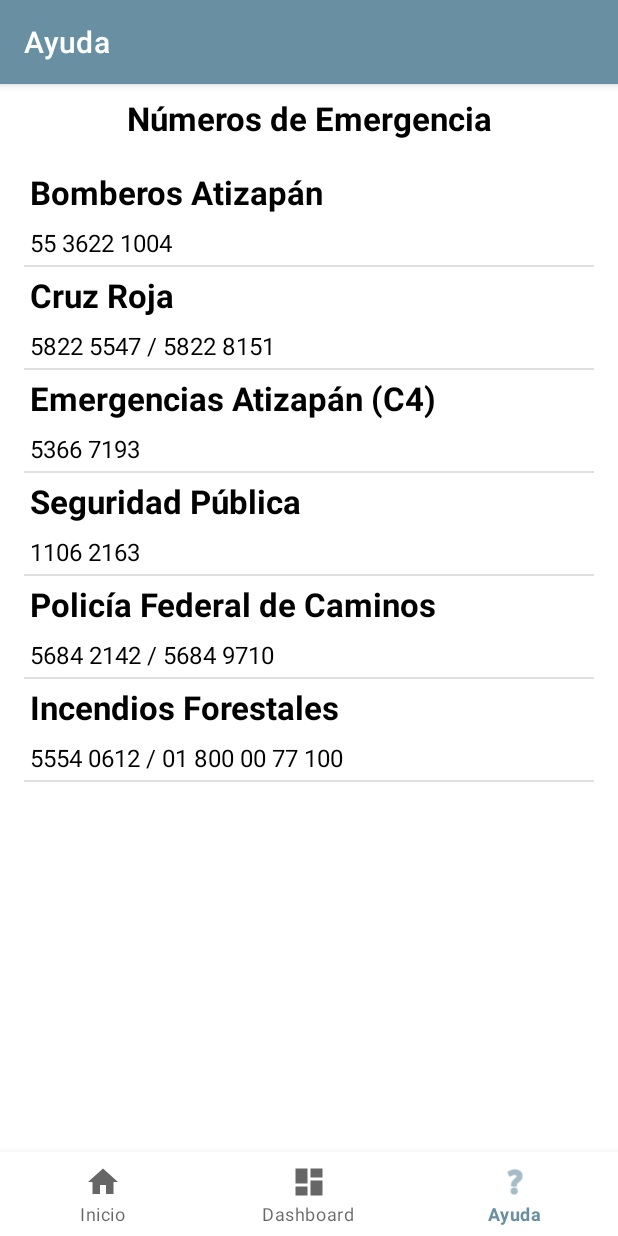
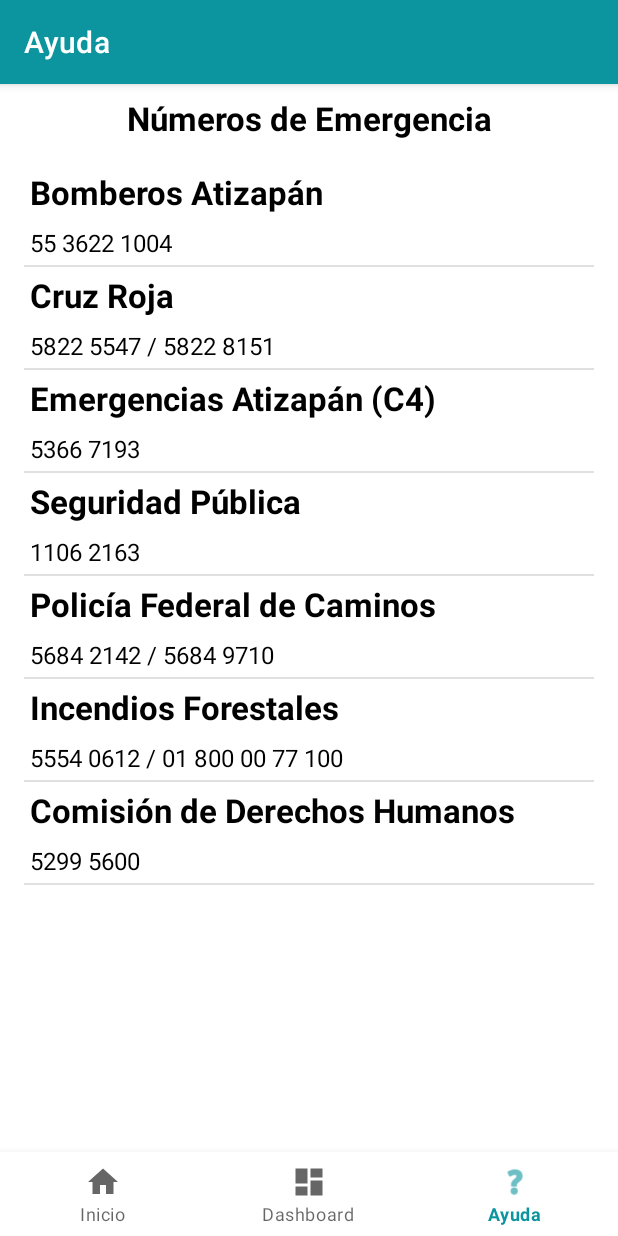
Before and after one commit to A01751272/Avizapan2_rep, an Android app: the NotificationsFragment screen opened through its navigation route, on a phone screen of 412 x 824 dp. Run offline under Robolectric (Android 15) with nearby library versions, the phone set to English and light mode, and no system bars; our stand-ins replace navigation-ui; pictures from the network do not load.

Commit message:
Configuración de archivo (dependencias, plugins) para añadir el mapa de forma correcta

```diff
--- a/app/build.gradle
+++ b/app/build.gradle
@@ -2,6 +2,8 @@ plugins {
     id 'com.android.application'
     id 'org.jetbrains.kotlin.android'
     id 'androidx.navigation.safeargs.kotlin'
+    // Para el API del mapa
+    id 'com.google.android.libraries.mapsplatform.secrets-gradle-plugin'
 }
 
 android {
@@ -48,7 +50,7 @@ dependencies {
     implementation "com.squareup.retrofit2:converter-gson:2.9.0"
 
     // Google Maps
-    implementation 'com.google.android.gms:play-services-maps:17.0.0'
+    implementation 'com.google.android.gms:play-services-maps:18.0.2'
 
     implementation 'androidx.lifecycle:lifecycle-livedata-ktx:2.5.1'
 
--- a/app/src/main/java/mx/itesm/avizapan2/view/home/MasInfoFrag.kt
+++ b/app/src/main/java/mx/itesm/avizapan2/view/home/MasInfoFrag.kt
@@ -13,10 +13,6 @@ import mx.itesm.avizapan2.databinding.FragmentMasInfoBinding
 
 class MasInfoFrag : Fragment() {
 
-    companion object {
-        fun newInstance() = MasInfoFrag()
-    }
-
     // binding
     private lateinit var binding : FragmentMasInfoBinding
 
@@ -29,7 +25,7 @@ class MasInfoFrag : Fragment() {
     override fun onCreateView(
         inflater: LayoutInflater, container: ViewGroup?,
         savedInstanceState: Bundle?
-    ): View? {
+    ): View {
         binding = FragmentMasInfoBinding.inflate(layoutInflater)
         return binding.root
     }
--- a/app/src/main/java/mx/itesm/avizapan2/view/notifications/NotificationsFragment.kt
+++ b/app/src/main/java/mx/itesm/avizapan2/view/notifications/NotificationsFragment.kt
@@ -69,11 +69,11 @@ class NotificationsFragment : Fragment() {
             NumerosEmergencia(
                 "Incendios Forestales",
                 "5554 0612 / 01 800 00 77 100"
+            ),
+            NumerosEmergencia(
+                "Comisión de Derechos Humanos",
+                "5299 5600"
             )
-//            NumerosEmergencia(
-//                "Comisión de Derechos Humanos",
-//                "5299 5600"
-//            )
         )
 
         // Layout
--- a/app/src/main/res/layout/fragment_home.xml
+++ b/app/src/main/res/layout/fragment_home.xml
@@ -24,7 +24,7 @@
             android:layout_height="48dp"
             android:layout_marginStart="16dp"
             android:layout_marginEnd="16dp"
-            android:layout_weight="3"
+            android:layout_weight="2"
             android:entries="@array/arrCategoria"
             android:textAlignment="center"
             android:textAppearance="@style/TextAppearance.AppCompat.Large"
--- a/app/src/main/res/values/colors.xml
+++ b/app/src/main/res/values/colors.xml
@@ -22,5 +22,19 @@
     <color name="verde1">#77AA94</color>
     <color name="verde1_dark">#497b66</color>
     <!--  Colores Logo 2  -->
+    <color name="rosa2_light">#ff789c</color>
+    <color name="rosa2">#EF426E</color>
+    <color name="rosa2_dark">#b70043</color>
+    <color name="amarillo2">#F1D80F</color>
+    <color name="azul2_light">#8df9ff</color>
+    <color name="azul2">#57C6CF</color>
+    <color name="azul2_dark">#0c959e</color>
+    <color name="azul2_darker">#006770</color>
+    <color name="verde2light">#e6ffb3</color>
+    <color name="verde2">#B3D783</color>
+    <color name="verde2_dark">#82a555</color>
+    <color name="naranja2_light">#ffcd88</color>
+    <color name="naranja2">#f09c59</color>
+    <color name="naranja2_dark">#ba6d2c</color>
 
 </resources>
--- a/app/src/main/res/values/themes.xml
+++ b/app/src/main/res/values/themes.xml
@@ -5,20 +5,20 @@
 <!--        <item name="colorPrimary">@color/purple_500</item>-->
 <!--        <item name="colorPrimaryVariant">@color/purple_700</item>-->
 <!--        <item name="colorOnPrimary">@color/white</item>-->
-        <item name="colorPrimary">@color/azul1_dark</item>
-        <item name="colorPrimaryVariant">@color/azul1_darker</item>
-        <item name="colorOnPrimary">@color/white</item>
+        <item name="colorPrimary">@color/azul2_dark</item>
+        <item name="colorPrimaryVariant">@color/azul2_darker</item>
+        <item name="colorOnPrimary">@color/black</item>
         <!-- Secondary brand color. -->
 <!--        <item name="colorSecondary">@color/teal_200</item>-->
 <!--        <item name="colorSecondaryVariant">@color/teal_700</item>-->
 <!--        <item name="colorOnSecondary">@color/black</item>-->
-        <item name="colorSecondary">@color/verde1</item>
-        <item name="colorSecondaryVariant">@color/verde1_dark</item>
+        <item name="colorSecondary">@color/naranja2</item>
+        <item name="colorSecondaryVariant">@color/naranja2_dark</item>
         <item name="colorOnSecondary">@color/black</item>
         <!-- Status bar color. -->
         <item name="android:statusBarColor" tools:targetApi="l">?attr/colorPrimaryVariant</item>
         <!-- Customize your theme here. -->
         <item name="android:textColor">@color/black</item>
-        <item name="android:colorButtonNormal">?attr/colorPrimary</item>
+        <item name="android:colorButtonNormal">@color/azul2</item>
     </style>
 </resources>
--- a/build.gradle
+++ b/build.gradle
@@ -14,6 +14,8 @@ plugins {
     id 'com.android.application' version '7.2.2' apply false
     id 'com.android.library' version '7.2.2' apply false
     id 'org.jetbrains.kotlin.android' version '1.6.10' apply false
+    // Para poner el API del mapa
+    id 'com.google.android.libraries.mapsplatform.secrets-gradle-plugin' version '2.0.1' apply false
 }
 
 task clean(type: Delete) {
```
Also changed, not shown: app/src/main/AndroidManifest.xml (+16 -0 lines).
